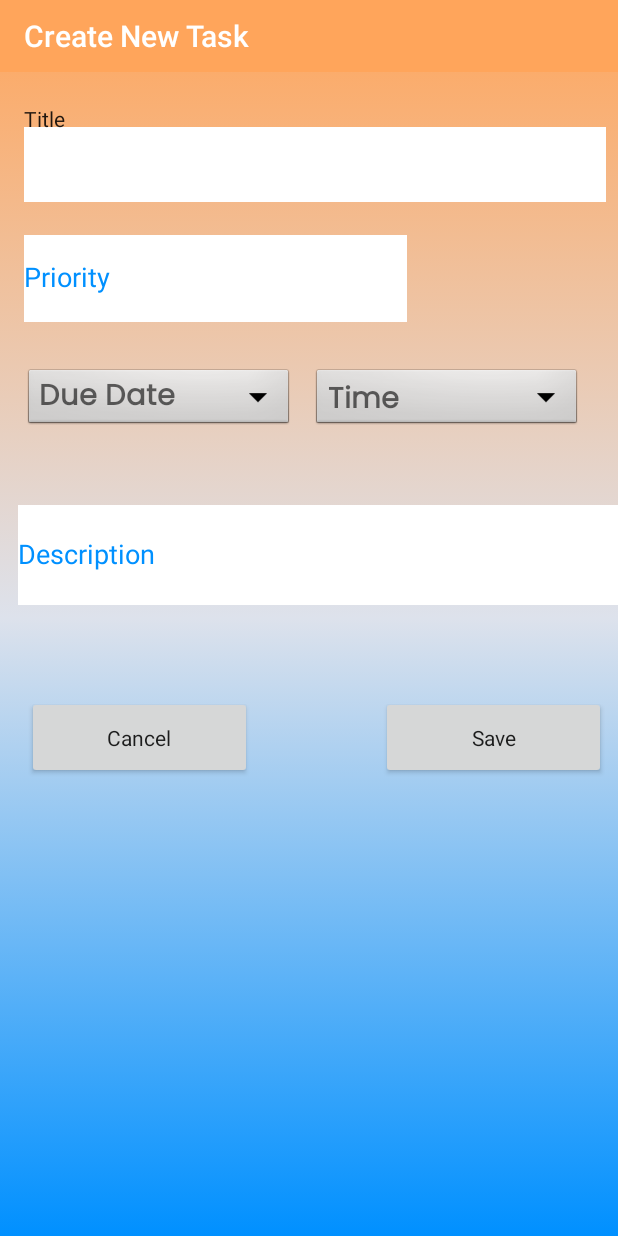
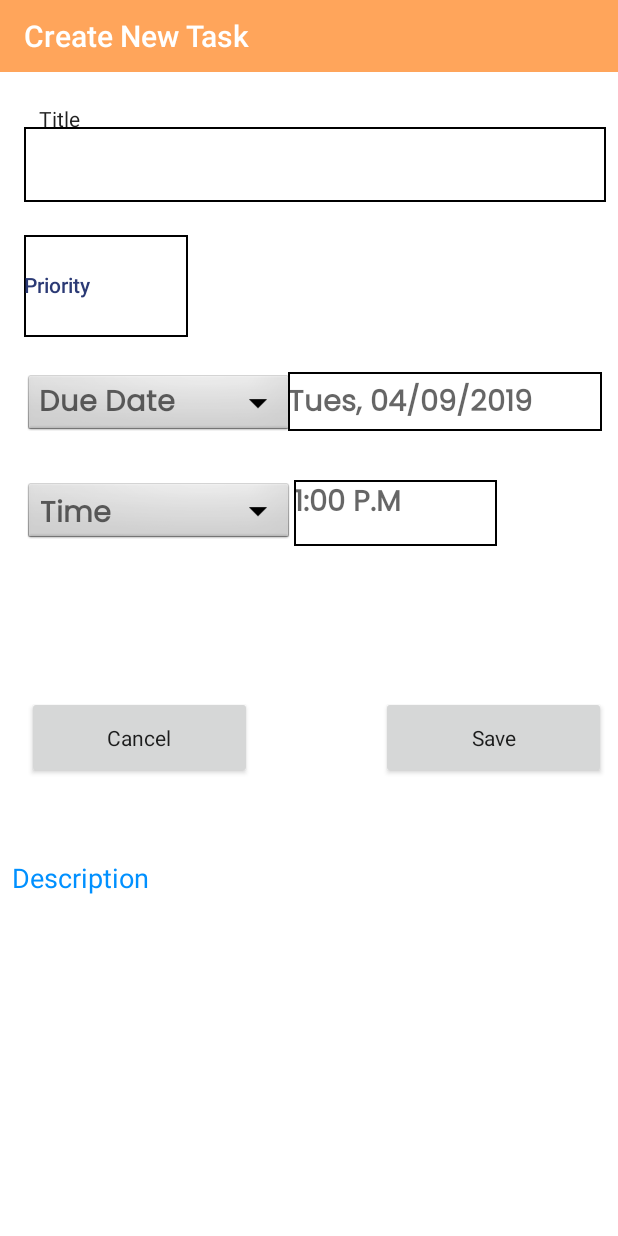
Before and after one commit to juandeaglio/QP2.0, an Android app: the CreateTask screen opened directly, with no data from a screen before it, on a phone screen of 412 x 824 dp. Run offline under Robolectric (Android 15) with nearby library versions, the phone set to English and light mode, and no system bars; Roboto replaces fonts that are not available here.

Commit message:
Testing new colors and look/feel to app

```diff
--- a/app/src/main/java/com/example/qp/CalendarView.java
+++ b/app/src/main/java/com/example/qp/CalendarView.java
@@ -34,6 +34,7 @@ public class CalendarView extends AppCompatActivity {
         recyclerView.setAdapter(adapter);
 
 
+
         calendar.setOnDateChangeListener(new android.widget.CalendarView.OnDateChangeListener() {
             @Override
             public void onSelectedDayChange(@NonNull android.widget.CalendarView view, int year, int month, int dayOfMonth) {
@@ -42,6 +43,9 @@ public class CalendarView extends AppCompatActivity {
                 updateRecyclerView(date);
             }
         });
+
+
+
 
     }
 
--- a/app/src/main/java/com/example/qp/ViewTask.java
+++ b/app/src/main/java/com/example/qp/ViewTask.java
@@ -192,11 +192,12 @@ public class ViewTask extends AppCompatActivity implements TimePickerDialog.OnTi
         //TODO: change dueDate so that the input fields are converted into a Date that can be used by Task class.
         TextView dueDate = (TextView) findViewById(R.id.viewDueDate);
         TextView taskTime = findViewById(R.id.viewTime);
-
+        //calendar.set
         boolean updateCompleted = db.updateTable(taskName.getText().toString(), Integer.parseInt(priority.getText().toString()),dueDate.getText().toString(), taskNotes.getText().toString(), 0, UUID.fromString(this.taskIDStr), taskTime.getText().toString());
 
         if(updateCompleted)
         {
+            //TODO: Fix when editing task to go to it's assigned time not the current time on system
             Intent intent1 = new Intent(ViewTask.this, BroadCastService.class);
             intent1.putExtra("Task Name",taskName.getText().toString());
             PendingIntent pendingIntent = PendingIntent.getBroadcast(ViewTask.this, 0,intent1, PendingIntent.FLAG_UPDATE_CURRENT);
--- a/app/src/main/res/drawable/background_color.xml
+++ b/app/src/main/res/drawable/background_color.xml
@@ -1,12 +1,6 @@
 <?xml version="1.0" encoding="UTF-8"?>
 <selector xmlns:android="http://schemas.android.com/apk/res/android">
     <item>
-        <shape>
-            <gradient
-                android:startColor="@color/colorPrimary"
-                android:centerColor="@color/Ceil"
-                android:endColor="@color/matteOrange"
-                android:angle="90"/>
-        </shape>
+       <color android:color="@color/matteOrange"/>
     </item>
 </selector>
--- /dev/null
+++ b/app/src/main/res/drawable/edit_text_border.xml
@@ -0,0 +1,6 @@
+<?xml version="1.0" encoding="utf-8"?>
+    <shape xmlns:android="http://schemas.android.com/apk/res/android">
+        <stroke
+            android:width="1dp"
+            android:color="#000000" />
+    </shape>
--- a/app/src/main/res/layout/activity_create_task.xml
+++ b/app/src/main/res/layout/activity_create_task.xml
@@ -4,7 +4,7 @@
     xmlns:tools="http://schemas.android.com/tools"
     android:layout_width="match_parent"
     android:layout_height="match_parent"
-    android:background="@drawable/background_color"
+    android:background="@android:color/white"
     tools:context=".CreateTask"
 
     >
@@ -26,9 +26,9 @@
         android:id="@+id/taskTime"
         android:layout_width="180dp"
         android:layout_height="44dp"
-        android:layout_marginStart="208dp"
-        android:layout_marginLeft="208dp"
-        android:layout_marginTop="244dp"
+        android:layout_marginStart="16dp"
+        android:layout_marginLeft="16dp"
+        android:layout_marginTop="320dp"
         android:background="@android:drawable/btn_dropdown"
         android:hint="Time"
         android:textColor="@color/colorBackgroundReminder"
@@ -37,9 +37,26 @@
         app:fontFamily="@font/poppins"
         app:layout_constraintStart_toStartOf="parent"
         app:layout_constraintTop_toTopOf="parent"
-        tools:textAlignment="center"
+        tools:textAlignment="center" />
 
-        />
+    <TextView
+        android:id="@+id/taskTimeText"
+        android:layout_width="135dp"
+        android:layout_height="44dp"
+        android:layout_marginStart="196dp"
+        android:layout_marginLeft="196dp"
+        android:layout_marginTop="320dp"
+        android:background="@drawable/edit_text_border"
+        android:hint="1:00 P.M"
+        android:textColor="@color/navyBlue"
+        android:textSize="19sp"
+        android:textStyle="bold"
+        app:fontFamily="@font/poppins"
+        app:layout_constraintStart_toStartOf="parent"
+        app:layout_constraintTop_toTopOf="parent"
+        tools:textAlignment="center" />
+
+
 
     <android.support.design.widget.TextInputLayout
         android:id="@+id/input_task_name"
@@ -48,8 +65,8 @@
         android:layout_marginTop="72dp"
         android:layout_marginEnd="8dp"
         android:layout_marginRight="8dp"
-        android:textColor="@color/colorPrimaryDark"
-        android:textColorHint="@color/colorPrimary"
+        android:textColor="#2b3a75"
+        android:textColorHint="@color/navyBlue"
         app:hintTextAppearance="@style/TextAppearance.AppCompat"
         app:layout_constraintEnd_toEndOf="parent"
         app:layout_constraintTop_toTopOf="parent">
@@ -59,13 +76,16 @@
             android:layout_width="match_parent"
             android:layout_height="50dp"
             android:layout_marginStart="16dp"
+
             android:layout_marginLeft="10dp"
             android:layout_marginTop="92dp"
-            android:background="@android:color/white"
+            android:background="@drawable/edit_text_border"
             android:ems="10"
             android:hint="Title"
             android:inputType="textPersonName"
+            android:paddingLeft="10dp"
             android:shadowColor="@android:color/black"
+            android:textSize="20sp"
             app:layout_constraintStart_toStartOf="parent"
             app:layout_constraintTop_toTopOf="parent" />
     </android.support.design.widget.TextInputLayout>
@@ -74,9 +94,7 @@
         android:id="@+id/input_task_description"
         android:layout_width="match_parent"
         android:layout_height="79dp"
-        android:layout_marginStart="4dp"
-        android:layout_marginLeft="4dp"
-        android:layout_marginTop="324dp"
+        android:layout_marginTop="540dp"
         android:defaultFocusHighlightEnabled="true"
         android:textColor="@color/colorPrimaryDark"
         android:textColorHint="@color/colorPrimary"
@@ -106,35 +124,39 @@
 
     <android.support.design.widget.TextInputLayout
         android:id="@+id/input_task_priority"
-        android:layout_width="409dp"
-        android:layout_height="188dp"
+        android:layout_width="116dp"
+        android:layout_height="88dp"
+
+
         android:layout_marginStart="16dp"
         android:layout_marginLeft="16dp"
         android:layout_marginTop="144dp"
-        android:textColor="@color/colorPrimaryDark"
-        android:textColorHint="@color/colorPrimary"
-
-
+        android:textColor="#2b3a75"
+        android:textColorHint="#2b3a75"
         app:hintTextAppearance="@style/TextAppearance.AppCompat"
         app:layout_constraintStart_toStartOf="parent"
         app:layout_constraintTop_toTopOf="parent">
 
         <EditText
             android:id="@+id/priorityNum"
-            android:layout_width="255dp"
-            android:layout_height="58dp"
+            style="@style/Widget.AppCompat.AutoCompleteTextView"
+            android:layout_width="109dp"
+            android:layout_height="68dp"
             android:layout_marginTop="156dp"
             android:layout_marginEnd="140dp"
             android:layout_marginRight="140dp"
-            android:background="#ffffff"
+            android:background="@drawable/edit_text_border"
             android:ems="10"
             android:hint="Priority"
             android:inputType="number"
-            android:textColor="@android:color/black"
-            android:textColorHint="@color/colorPrimary"
+            android:selectAllOnFocus="true"
+            android:textAppearance="@style/TextAppearance.AppCompat.Body2"
+            android:textColorHint="@color/navyBlue"
             app:layout_constraintEnd_toEndOf="parent"
             app:layout_constraintTop_toTopOf="parent"
             tools:textSize="30dp" />
+
+
     </android.support.design.widget.TextInputLayout>
 
     <TextView
@@ -143,7 +165,7 @@
         android:layout_height="44dp"
         android:layout_marginStart="16dp"
         android:layout_marginLeft="16dp"
-        android:layout_marginTop="244dp"
+        android:layout_marginTop="248dp"
         android:background="@android:drawable/btn_dropdown"
         android:ems="10"
         android:hint="Due Date"
@@ -155,10 +177,31 @@
         android:textStyle="bold"
         app:fontFamily="@font/poppins"
         app:layout_constraintStart_toStartOf="parent"
+
         app:layout_constraintTop_toTopOf="parent"
-        tools:textAlignment="center"
+        tools:textAlignment="center" />
 
-        />
+    <TextView
+        android:id="@+id/taskDueDateText"
+        android:layout_width="209dp"
+        android:layout_height="39dp"
+        android:layout_marginStart="192dp"
+        android:layout_marginLeft="192dp"
+        android:layout_marginTop="248dp"
+        android:background="@drawable/edit_text_border"
+        android:ems="10"
+        android:hint="Tues, 04/09/2019"
+        android:inputType="textPersonName"
+        android:paddingTop="5dp"
+        android:textColor="@android:color/black"
+        android:textSize="19sp"
+        android:textStyle="bold"
+        app:fontFamily="@font/poppins"
+        app:layout_constraintStart_toStartOf="parent"
+
+        app:layout_constraintTop_toTopOf="parent"
+        tools:textAlignment="center" />
+
 
     <Button
         android:id="@+id/saveTaskButton"
@@ -171,6 +214,7 @@
         android:textAppearance="@style/TextAppearance.AppCompat.Body1"
         app:layout_constraintEnd_toEndOf="parent"
         app:layout_constraintTop_toTopOf="parent"
+        tools:textAlignment="center"
         tools:textSize="20dp" />
 
     <android.support.v7.widget.Toolbar
@@ -181,9 +225,10 @@
         android:minHeight="?attr/actionBarSize"
         android:theme="@style/AppTheme"
         app:layout_constraintStart_toStartOf="parent"
+        app:layout_constraintTop_toTopOf="parent"
         app:title="Create New Task"
         app:titleTextColor="@android:color/white"
-        tools:layout_editor_absoluteY="0dp" />
+        tools:textAlignment="center" />
 
 
 </android.support.constraint.ConstraintLayout>
--- a/app/src/main/res/values/colors.xml
+++ b/app/src/main/res/values/colors.xml
@@ -7,6 +7,7 @@
     <color name="colorBackgroundReminder">#1B1B1B</color>
     <color name="Ceil">#DDE2EC</color>
     <color name="matteOrange">#FFA55B</color>
+    <color name="navyBlue">#2b3a75</color>
 
 
 </resources>
```
Also changed, not shown: app/src/main/java/com/example/qp/CreateTask.java (+62 -24 lines), app/src/main/java/com/example/qp/TaskCardRecyclerAdapter.java (+25 -26 lines), app/src/main/res/drawable-v24/baseline_add_24px.xml (added, +9 -0 lines), app/src/main/res/layout/content_main.xml (+6 -6 lines), app/src/main/res/layout/task_card_recycler.xml (+22 -11 lines), 7 other files.
